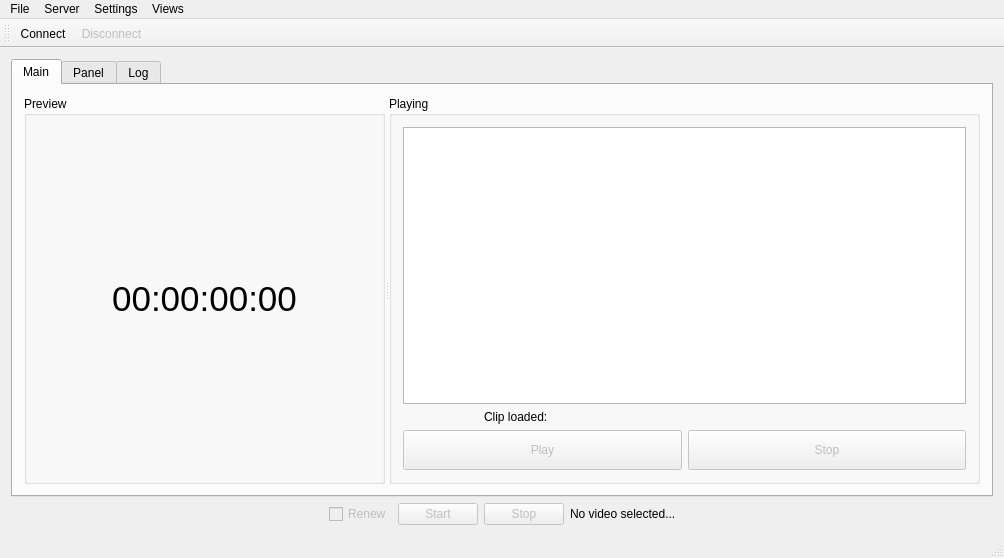
Old version of the form CuteCaspar/MainWindow.ui in the repository geertdaelemans/CuteCaspar.
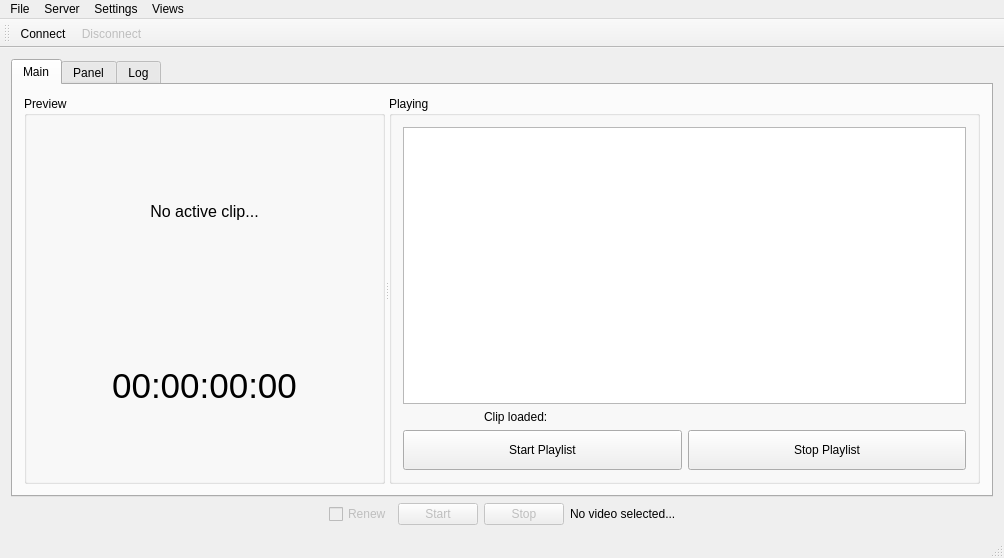
New version of the form. Icons and pictures are not drawn.

```diff
--- a/CuteCaspar/MainWindow.ui
+++ b/CuteCaspar/MainWindow.ui
@@ -55,6 +55,24 @@
             <string>Preview</string>
            </property>
            <layout class="QVBoxLayout" name="verticalLayout">
+            <item>
+             <widget class="QLabel" name="clipName">
+              <property name="font">
+               <font>
+                <pointsize>12</pointsize>
+               </font>
+              </property>
+              <property name="text">
+               <string>No active clip...</string>
+              </property>
+              <property name="alignment">
+               <set>Qt::AlignCenter</set>
+              </property>
+              <property name="wordWrap">
+               <bool>true</bool>
+              </property>
+             </widget>
+            </item>
             <item>
              <widget class="QLabel" name="timeCode">
               <property name="font">
@@ -135,10 +153,7 @@
             <item>
              <layout class="QHBoxLayout" name="horizontalLayout_5">
               <item>
-               <widget class="QPushButton" name="btnPlay">
-                <property name="enabled">
-                 <bool>false</bool>
-                </property>
+               <widget class="QPushButton" name="btnStartPlaylist">
                 <property name="minimumSize">
                  <size>
                   <width>100</width>
@@ -146,15 +161,12 @@
                  </size>
                 </property>
                 <property name="text">
-                 <string>Play</string>
+                 <string>Start Playlist</string>
                 </property>
                </widget>
               </item>
               <item>
-               <widget class="QPushButton" name="btnStop">
-                <property name="enabled">
-                 <bool>false</bool>
-                </property>
+               <widget class="QPushButton" name="btnStopPlaylist">
                 <property name="minimumSize">
                  <size>
                   <width>100</width>
@@ -162,7 +174,7 @@
                  </size>
                 </property>
                 <property name="text">
-                 <string>Stop</string>
+                 <string>Stop Playlist</string>
                 </property>
                </widget>
               </item>
```
Left out of the diff: 8 changed lines with no effect on the pictures.
